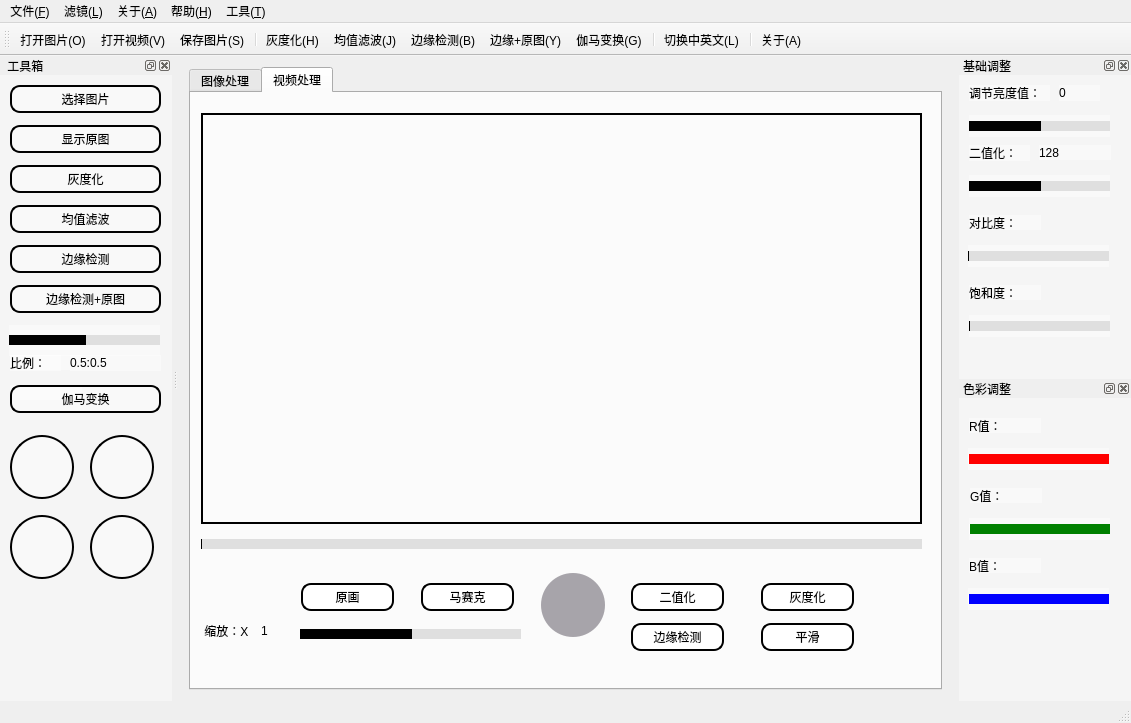
Above: VideoBackgroundMatting/mainwindow.ui from SourVoice/VideoBackgroundMatting before the change. Below: the same form after it.
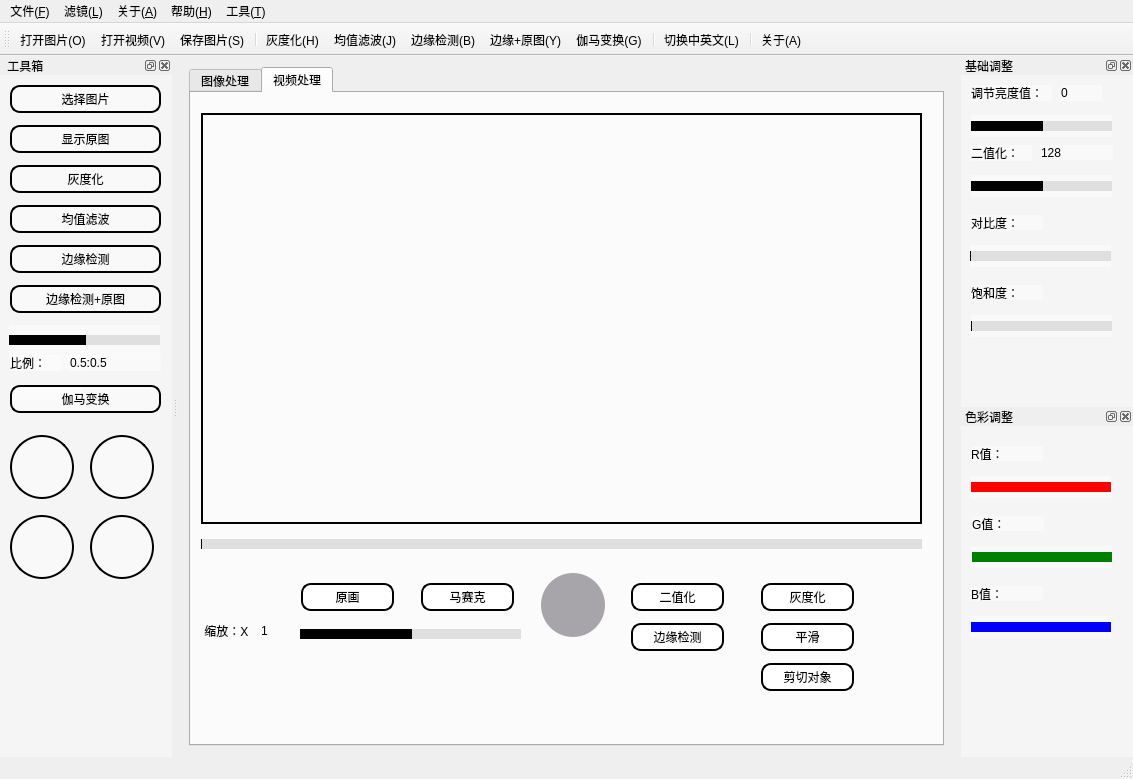
That is the form after the change. Icons and pictures are not drawn.

Patch:
```diff
--- a/VideoBackgroundMatting/mainwindow.ui
+++ b/VideoBackgroundMatting/mainwindow.ui
@@ -6,8 +6,8 @@
    <rect>
     <x>0</x>
     <y>0</y>
-    <width>1131</width>
-    <height>723</height>
+    <width>1133</width>
+    <height>779</height>
    </rect>
   </property>
   <property name="windowTitle">
@@ -209,7 +209,7 @@
           <x>0</x>
           <y>10</y>
           <width>741</width>
-          <height>561</height>
+          <height>611</height>
          </rect>
         </property>
         <widget class="QLabel" name="label_11">
@@ -414,6 +414,19 @@
           <string/>
          </property>
         </widget>
+        <widget class="QPushButton" name="pushButton_5">
+         <property name="geometry">
+          <rect>
+           <x>570</x>
+           <y>560</y>
+           <width>93</width>
+           <height>28</height>
+          </rect>
+         </property>
+         <property name="text">
+          <string>剪切对象</string>
+         </property>
+        </widget>
        </widget>
        <widget class="QSlider" name="VideohorizontalSlider_2">
         <property name="geometry">
@@ -778,7 +791,7 @@
     <rect>
      <x>0</x>
      <y>0</y>
-     <width>1131</width>
+     <width>1133</width>
      <height>26</height>
     </rect>
    </property>
```
